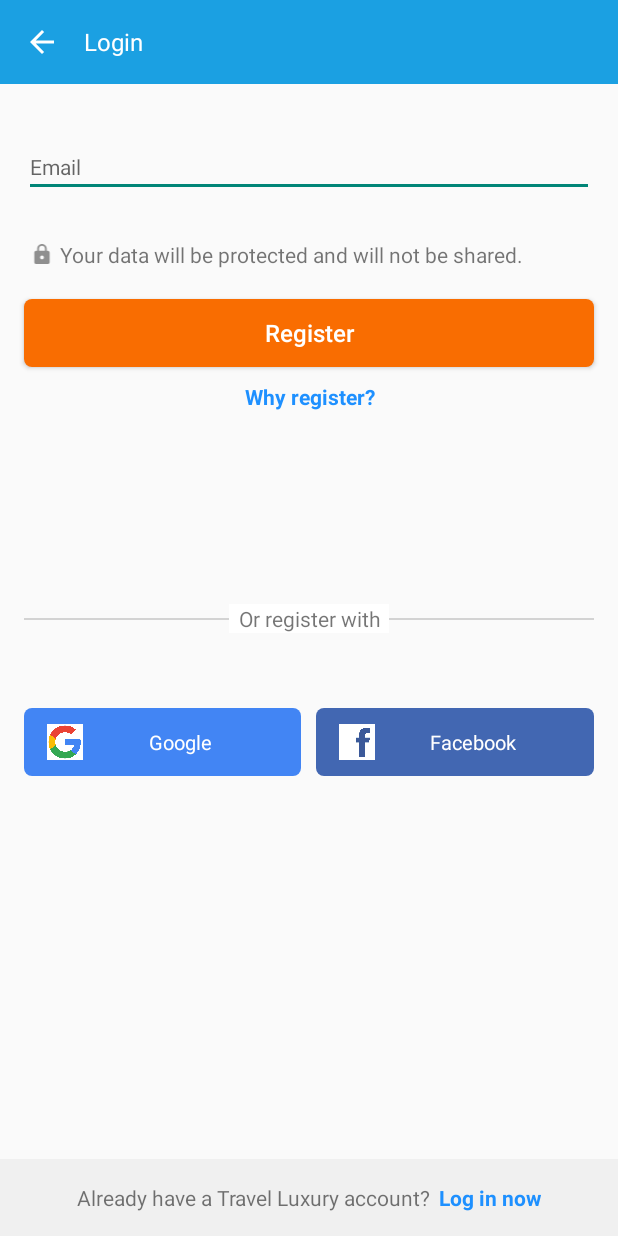
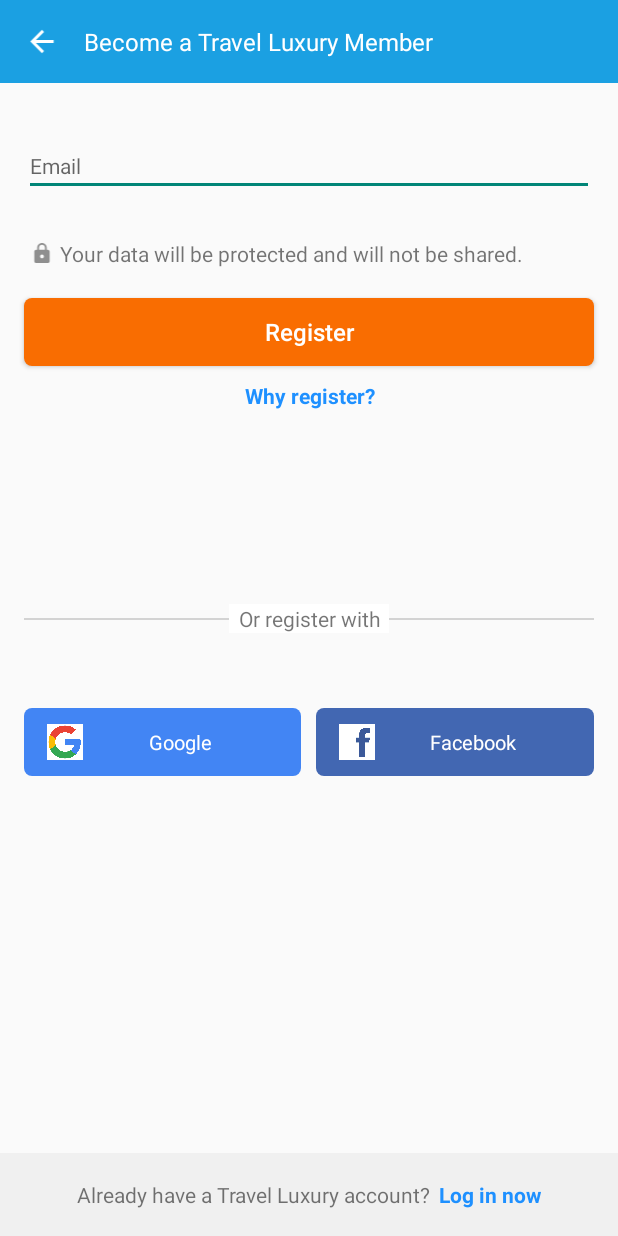
Before and after one commit to thanhsondoan02/Travel-Luxury, an Android app: the RegisterActivity screen opened directly, with no data from a screen before it, on a phone screen of 412 x 824 dp. Run offline under Robolectric (Android 15) with nearby library versions, the phone set to English and light mode, and no system bars.

Commit message:
fix include in layout

```diff
--- a/app/src/main/java/ai/ftech/travelluxury/ActionBarView.kt
+++ /dev/null
@@ -1,34 +0,0 @@
-package ai.ftech.travelluxury
-
-import android.content.Context
-import android.graphics.Color
-import android.util.AttributeSet
-import android.view.LayoutInflater
-import android.widget.FrameLayout
-import android.widget.LinearLayout
-import android.widget.RelativeLayout
-import android.widget.TextView
-import androidx.appcompat.widget.LinearLayoutCompat
-import androidx.constraintlayout.widget.ConstraintLayout
-
-class ActionBarView @JvmOverloads constructor(
-    ctx: Context,
-    attributes: AttributeSet
-) : LinearLayout(ctx, attributes) {
-
-
-    private var title : TextView
-
-    init {
-//        setBackgroundColor(Color.YELLOW)
-        val view = LayoutInflater.from(ctx).inflate(R.layout.login_register_toolbar_layout, this, true)
-
-
-        title = view.findViewById(R.id.tool_bar_title)
-    }
-
-
-    fun setTitle(title: String) {
-        this.title.text = title
-    }
-}
--- a/app/src/main/java/ai/ftech/travelluxury/login/LoginActivity.kt
+++ b/app/src/main/java/ai/ftech/travelluxury/login/LoginActivity.kt
@@ -1,9 +1,11 @@
 package ai.ftech.travelluxury.login
 
+import ai.ftech.travelluxury.view.ActionBarView
 import ai.ftech.travelluxury.main.MainActivity
 import ai.ftech.travelluxury.R
 import ai.ftech.travelluxury.register.RegisterActivity
 import ai.ftech.travelluxury.register.resetErrorTextOnInputTextChange
+import ai.ftech.travelluxury.view.FooterView
 import android.content.Intent
 import androidx.appcompat.app.AppCompatActivity
 import android.os.Bundle
@@ -26,19 +28,31 @@ class LoginActivity : AppCompatActivity(), View.OnClickListener, LoginContract.V
         findViewById<TextView>(R.id.footer_right_text_view).setOnClickListener(this)
 
         // email change -> remove error text
-        resetErrorTextOnInputTextChange(findViewById(R.id.email_edit_text), findViewById(R.id.email_error_text_view))
+        resetErrorTextOnInputTextChange(
+            findViewById(R.id.email_edit_text),
+            findViewById(R.id.email_error_text_view)
+        )
 
         // password change -> remove error text
-        resetErrorTextOnInputTextChange(findViewById(R.id.password_edit_text), findViewById(R.id.password_error_text_view))
+        resetErrorTextOnInputTextChange(
+            findViewById(R.id.password_edit_text),
+            findViewById(R.id.password_error_text_view)
+        )
     }
 
     private fun setUpTextInLayout() {
-//        findViewById<TextView>(R.id.tool_bar_title).text = "Login"
-        findViewById<TextView>(R.id.footer_left_text_view).text = "Don't have a Travel Luxury account?"
-        findViewById<TextView>(R.id.footer_right_text_view).text = "Register now"
+        // action bar
+        findViewById<ActionBarView>(R.id.action_bar).setTitle("Login")
+
+        // footer
+        findViewById<FooterView>(R.id.footer).setLeftTextView("Don't have a Travel Luxury account?")
+        findViewById<FooterView>(R.id.footer).setRightTextView("Register now")
+
+        // error text
         findViewById<TextView>(R.id.email_error_text_view).text = ""
         findViewById<TextView>(R.id.password_error_text_view).text = ""
     }
+
     override fun onClick(p0: View?) {
         when (p0?.id) {
             R.id.button_login -> {
--- a/app/src/main/java/ai/ftech/travelluxury/main/MainActivity.kt
+++ b/app/src/main/java/ai/ftech/travelluxury/main/MainActivity.kt
@@ -1,6 +1,6 @@
 package ai.ftech.travelluxury.main
 
-import ai.ftech.travelluxury.ActionBarView
+import ai.ftech.travelluxury.view.ActionBarView
 import ai.ftech.travelluxury.R
 import androidx.appcompat.app.AppCompatActivity
 import android.os.Bundle
@@ -10,9 +10,7 @@ class MainActivity : AppCompatActivity() {
         super.onCreate(savedInstanceState)
         setContentView(R.layout.main_activity)
 
-
         val actionBarView = findViewById<ActionBarView>(R.id.actionView)
-
 
         actionBarView.setTitle("logout")
     }
--- a/app/src/main/java/ai/ftech/travelluxury/register/RegisterActivity.kt
+++ b/app/src/main/java/ai/ftech/travelluxury/register/RegisterActivity.kt
@@ -1,7 +1,9 @@
 package ai.ftech.travelluxury.register
 
+import ai.ftech.travelluxury.view.ActionBarView
 import ai.ftech.travelluxury.R
 import ai.ftech.travelluxury.login.LoginActivity
+import ai.ftech.travelluxury.view.FooterView
 import android.content.Intent
 import androidx.appcompat.app.AppCompatActivity
 import android.os.Bundle
@@ -38,27 +40,21 @@ class RegisterActivity : AppCompatActivity(), RegisterContract.View, View.OnClic
         findViewById<TextView>(R.id.footer_right_text_view).setOnClickListener(this)
 
         // email change -> remove error text
-        resetErrorTextOnInputTextChange(findViewById(R.id.email_edit_text), findViewById(R.id.email_error_text_view))
+        resetErrorTextOnInputTextChange(
+            findViewById(R.id.email_edit_text),
+            findViewById(R.id.email_error_text_view)
+        )
     }
 
-//    private fun resetErrorTextOnEmailChange() {
-//        findViewById<TextView>(R.id.edit_text_email).addTextChangedListener(object : TextWatcher {
-//            override fun afterTextChanged(s: Editable) {
-//            }
-//
-//            override fun beforeTextChanged(s: CharSequence?, start: Int, count: Int, after: Int) {
-//            }
-//
-//            override fun onTextChanged(s: CharSequence?, start: Int, before: Int, count: Int) {
-//                findViewById<TextView>(R.id.email_error_text_view).text = ""
-//            }
-//        })
-//    }
+    private fun setUpTextInLayout() {
+        // action bar
+        findViewById<ActionBarView>(R.id.action_bar).setTitle("Become a Travel Luxury Member")
 
-    private fun setUpTextInLayout() {
-//        findViewById<TextView>(R.id.tool_bar_title).text = "Become a Travel Luxury Member"
-        findViewById<TextView>(R.id.footer_left_text_view).text = "Already have a Travel Luxury account?"
-        findViewById<TextView>(R.id.footer_right_text_view).text = "Log in now"
+        // footer
+        findViewById<FooterView>(R.id.footer).setLeftTextView("Already have a Travel Luxury account?")
+        findViewById<FooterView>(R.id.footer).setRightTextView("Log in now")
+
+        // error text
         findViewById<TextView>(R.id.email_error_text_view).text = ""
     }
 
--- /dev/null
+++ b/app/src/main/java/ai/ftech/travelluxury/view/ActionBarView.kt
@@ -0,0 +1,30 @@
+package ai.ftech.travelluxury.view
+
+import ai.ftech.travelluxury.R
+import android.content.Context
+import android.util.AttributeSet
+import android.view.LayoutInflater
+import android.view.ViewGroup
+import android.widget.LinearLayout
+import android.widget.RelativeLayout
+import android.widget.TextView
+
+class ActionBarView @JvmOverloads constructor(
+    ctx: Context,
+    attributes: AttributeSet
+) : RelativeLayout(ctx, attributes) {
+
+
+    private val title : TextView
+
+    init {
+        val view = LayoutInflater.from(ctx).inflate(R.layout.action_bar_layout, this, true)
+
+        title = view.findViewById(R.id.action_bar_title)
+    }
+
+
+    fun setTitle(title: String) {
+        this.title.text = title
+    }
+}
--- /dev/null
+++ b/app/src/main/java/ai/ftech/travelluxury/view/FacebookGoogleButtonView.kt
@@ -0,0 +1,17 @@
+package ai.ftech.travelluxury.view
+
+import ai.ftech.travelluxury.R
+import android.content.Context
+import android.util.AttributeSet
+import android.view.LayoutInflater
+import android.widget.LinearLayout
+
+class FacebookGoogleButtonView @JvmOverloads constructor(
+    ctx: Context,
+    attributes: AttributeSet
+) : LinearLayout(ctx, attributes) {
+
+    init {
+        LayoutInflater.from(ctx).inflate(R.layout.facebook_google_button_layout, this, true)
+    }
+}
--- /dev/null
+++ b/app/src/main/java/ai/ftech/travelluxury/view/FooterView.kt
@@ -0,0 +1,33 @@
+package ai.ftech.travelluxury.view
+
+import ai.ftech.travelluxury.R
+import android.content.Context
+import android.util.AttributeSet
+import android.view.LayoutInflater
+import android.widget.LinearLayout
+import android.widget.TextView
+
+class FooterView @JvmOverloads constructor(
+    ctx: Context,
+    attributes: AttributeSet
+) : LinearLayout(ctx, attributes) {
+
+
+    private val leftTextView : TextView
+    private val rightTextView : TextView
+
+    init {
+        val view = LayoutInflater.from(ctx).inflate(R.layout.footer_layout, this, true)
+
+        leftTextView = view.findViewById(R.id.footer_left_text_view)
+        rightTextView = view.findViewById(R.id.footer_right_text_view)
+    }
+
+    fun setLeftTextView(text: String) {
+        leftTextView.text = text
+    }
+
+    fun setRightTextView(text: String) {
+        rightTextView.text = text
+    }
+}
--- /dev/null
+++ b/app/src/main/res/layout/action_bar_layout.xml
@@ -0,0 +1,26 @@
+<?xml version="1.0" encoding="utf-8"?>
+<RelativeLayout xmlns:android="http://schemas.android.com/apk/res/android"
+    android:layout_width="match_parent"
+    android:layout_height="55dp"
+    android:background="@color/main_blue_color"
+    android:padding="16dp">
+
+    <ImageView
+        android:id="@+id/left_icon"
+        android:layout_width="wrap_content"
+        android:layout_height="wrap_content"
+        android:layout_centerVertical="true"
+        android:layout_marginEnd="16dp"
+        android:src="@drawable/ic_baseline_arrow_back_24" />
+
+    <TextView
+        android:id="@+id/action_bar_title"
+        android:layout_width="wrap_content"
+        android:layout_height="wrap_content"
+        android:layout_centerVertical="true"
+        android:layout_toEndOf="@id/left_icon"
+        android:text="@string/action_bar_title"
+        android:textColor="@android:color/white"
+        android:textSize="16sp" />
+
+</RelativeLayout>
--- a/app/src/main/res/layout/facebook_google_button_layout.xml
+++ b/app/src/main/res/layout/facebook_google_button_layout.xml
@@ -1,14 +1,9 @@
-<?xml version="1.0" encoding="utf-8"?>
-<FrameLayout xmlns:android="http://schemas.android.com/apk/res/android"
+<?xml version="1.0" encoding="utf-8"?><!--<FrameLayout xmlns:android="http://schemas.android.com/apk/res/android"-->
+<LinearLayout xmlns:android="http://schemas.android.com/apk/res/android"
     xmlns:app="http://schemas.android.com/apk/res-auto"
     xmlns:tools="http://schemas.android.com/tools"
     android:layout_width="match_parent"
     android:layout_height="45dp"
-    android:paddingHorizontal="16dp">
-
-    <LinearLayout
-        android:layout_width="match_parent"
-        android:layout_height="match_parent"
     android:baselineAligned="false"
     tools:ignore="UselessParent">
 
@@ -74,5 +69,3 @@
 
     </androidx.constraintlayout.widget.ConstraintLayout>
 </LinearLayout>
-
-</FrameLayout>
--- a/app/src/main/res/layout/footer_layout.xml
+++ b/app/src/main/res/layout/footer_layout.xml
@@ -1,14 +1,10 @@
 <?xml version="1.0" encoding="utf-8"?>
-<FrameLayout xmlns:android="http://schemas.android.com/apk/res/android"
+<LinearLayout xmlns:android="http://schemas.android.com/apk/res/android"
     xmlns:app="http://schemas.android.com/apk/res-auto"
     android:layout_width="match_parent"
-    android:layout_height="wrap_content"
-    app:layout_constraintBottom_toBottomOf="parent">
-
-    <androidx.constraintlayout.widget.ConstraintLayout
-        android:layout_width="match_parent"
-        android:layout_height="wrap_content"
+    android:layout_height="55dp"
     android:background="#F0F0F0"
+    android:gravity="center"
     android:padding="16dp">
 
     <LinearLayout
@@ -35,5 +31,4 @@
             android:textStyle="bold" />
     </LinearLayout>
 
-    </androidx.constraintlayout.widget.ConstraintLayout>
-</FrameLayout>
+</LinearLayout>
--- a/app/src/main/res/layout/login_activity.xml
+++ b/app/src/main/res/layout/login_activity.xml
@@ -7,9 +7,11 @@
     android:orientation="vertical"
     tools:context=".login.LoginActivity">
 
-    <include
+    <ai.ftech.travelluxury.view.ActionBarView
         android:id="@+id/action_bar"
-        layout="@layout/login_register_toolbar_layout" />
+        android:layout_width="match_parent"
+        android:layout_height="wrap_content"
+        app:layout_constraintTop_toTopOf="parent" />
 
     <EditText
         android:id="@+id/email_edit_text"
@@ -104,24 +106,21 @@
             app:layout_constraintStart_toStartOf="parent"
             app:layout_constraintTop_toTopOf="parent" />
 
-
     </androidx.constraintlayout.widget.ConstraintLayout>
 
-    <LinearLayout
+    <ai.ftech.travelluxury.view.FacebookGoogleButtonView
+        android:id="@+id/facebook_google_button"
         android:layout_width="match_parent"
         android:layout_height="wrap_content"
         android:layout_marginTop="50dp"
-        app:layout_constraintTop_toBottomOf="@id/center_line">
+        android:paddingHorizontal="16dp"
+        app:layout_constraintTop_toBottomOf="@id/center_line" />
 
-        <include
-            android:id="@+id/facebook_google_button"
-            layout="@layout/facebook_google_button_layout" />
-
-    </LinearLayout>
-
-    <include
+    <ai.ftech.travelluxury.view.FooterView
         android:id="@+id/footer"
-        layout="@layout/footer_layout" />
+        android:layout_width="match_parent"
+        android:layout_height="wrap_content"
+        app:layout_constraintBottom_toBottomOf="parent" />
 
 
 </androidx.constraintlayout.widget.ConstraintLayout>
--- a/app/src/main/res/layout/login_register_toolbar_layout.xml
+++ /dev/null
@@ -1,34 +0,0 @@
-<?xml version="1.0" encoding="utf-8"?>
-<LinearLayout xmlns:android="http://schemas.android.com/apk/res/android"
-    android:layout_width="match_parent"
-    android:layout_height="56dp"
-    android:background="@color/main_blue_color"
-    android:orientation="horizontal">
-
-    <RelativeLayout
-        android:layout_width="match_parent"
-        android:layout_height="wrap_content"
-        android:padding="16dp">
-
-        <ImageView
-            android:id="@+id/left_icon"
-            android:layout_width="wrap_content"
-            android:layout_height="wrap_content"
-            android:layout_centerVertical="true"
-            android:src="@drawable/ic_baseline_arrow_back_24" />
-
-        <TextView
-            android:id="@+id/tool_bar_title"
-            android:layout_width="wrap_content"
-            android:layout_height="wrap_content"
-            android:layout_centerVertical="true"
-            android:layout_marginStart="16dp"
-            android:layout_toEndOf="@id/left_icon"
-            android:text="@string/login"
-            android:textColor="@android:color/white"
-            android:textSize="16sp" />
-
-
-    </RelativeLayout>
-
-</LinearLayout>
--- a/app/src/main/res/layout/main_activity.xml
+++ b/app/src/main/res/layout/main_activity.xml
@@ -7,7 +7,7 @@
     android:orientation="vertical"
     tools:context=".main.MainActivity">
 
-    <ai.ftech.travelluxury.ActionBarView
+    <ai.ftech.travelluxury.view.ActionBarView
         android:id="@+id/actionView"
         app:layout_constraintTop_toTopOf="parent"
         android:layout_width="match_parent"
@@ -20,47 +20,47 @@
 <!--        android:padding="10dp"-->
 <!--        app:layout_constraintTop_toTopOf="parent">-->
 
-    <!--        <LinearLayout-->
-    <!--            android:layout_width="wrap_content"-->
-    <!--            android:layout_height="wrap_content"-->
-    <!--            android:background="@drawable/main_search_shape"-->
-    <!--            android:padding="10dp"-->
-    <!--            app:layout_constraintBottom_toBottomOf="parent"-->
-    <!--            app:layout_constraintEnd_toStartOf="@id/notification_icon"-->
-    <!--            app:layout_constraintStart_toStartOf="parent"-->
-    <!--            app:layout_constraintTop_toTopOf="parent">-->
+<!--            <LinearLayout-->
+<!--                android:layout_width="wrap_content"-->
+<!--                android:layout_height="wrap_content"-->
+<!--                android:background="@drawable/main_search_shape"-->
+<!--                android:padding="10dp"-->
+<!--                app:layout_constraintBottom_toBottomOf="parent"-->
+<!--                app:layout_constraintEnd_toStartOf="@id/notification_icon"-->
+<!--                app:layout_constraintStart_toStartOf="parent"-->
+<!--                app:layout_constraintTop_toTopOf="parent">-->
 
-    <!--            <ImageView-->
-    <!--                android:layout_width="wrap_content"-->
-    <!--                android:layout_height="wrap_content"-->
-    <!--                android:src="@drawable/search_icon" />-->
+<!--                <ImageView-->
+<!--                    android:layout_width="wrap_content"-->
+<!--                    android:layout_height="wrap_content"-->
+<!--                    android:src="@drawable/search_icon" />-->
 
-    <!--            <TextView-->
-    <!--                android:layout_width="wrap_content"-->
-    <!--                android:layout_height="wrap_content"-->
-    <!--                android:text="@string/search_for_items_destinations" />-->
+<!--                <TextView-->
+<!--                    android:layout_width="wrap_content"-->
+<!--                    android:layout_height="wrap_content"-->
+<!--                    android:text="@string/search_for_items_destinations" />-->
 
-    <!--        </LinearLayout>-->
+<!--            </LinearLayout>-->
 
-    <!--        <ImageView-->
-    <!--            android:id="@+id/notification_icon"-->
-    <!--            android:layout_width="24dp"-->
-    <!--            android:layout_height="24dp"-->
-    <!--            android:layout_marginEnd="10dp"-->
-    <!--            android:src="@drawable/notification2_icon"-->
-    <!--            app:layout_constraintBottom_toBottomOf="parent"-->
-    <!--            app:layout_constraintEnd_toStartOf="@id/message_icon"-->
-    <!--            app:layout_constraintTop_toTopOf="parent" />-->
+<!--            <ImageView-->
+<!--                android:id="@+id/notification_icon"-->
+<!--                android:layout_width="24dp"-->
+<!--                android:layout_height="24dp"-->
+<!--                android:layout_marginEnd="10dp"-->
+<!--                android:src="@drawable/notification2_icon"-->
+<!--                app:layout_constraintBottom_toBottomOf="parent"-->
+<!--                app:layout_constraintEnd_toStartOf="@id/message_icon"-->
+<!--                app:layout_constraintTop_toTopOf="parent" />-->
 
-    <!--        <ImageView-->
-    <!--            android:id="@+id/message_icon"-->
-    <!--            android:layout_width="24dp"-->
-    <!--            android:layout_height="24dp"-->
-    <!--            android:src="@drawable/message_icon"-->
-    <!--            app:layout_constraintBottom_toBottomOf="parent"-->
-    <!--            app:layout_constraintEnd_toEndOf="parent"-->
-    <!--            app:layout_constraintTop_toTopOf="parent" />-->
-    <!--    </androidx.constraintlayout.widget.ConstraintLayout>-->
+<!--            <ImageView-->
+<!--                android:id="@+id/message_icon"-->
+<!--                android:layout_width="24dp"-->
+<!--                android:layout_height="24dp"-->
+<!--                android:src="@drawable/message_icon"-->
+<!--                app:layout_constraintBottom_toBottomOf="parent"-->
+<!--                app:layout_constraintEnd_toEndOf="parent"-->
+<!--                app:layout_constraintTop_toTopOf="parent" />-->
+<!--        </androidx.constraintlayout.widget.ConstraintLayout>-->
 
     <LinearLayout
         android:layout_width="match_parent"
--- a/app/src/main/res/layout/register_activity.xml
+++ b/app/src/main/res/layout/register_activity.xml
@@ -6,9 +6,11 @@
     android:layout_height="match_parent"
     tools:context=".register.RegisterActivity">
 
-    <include
+    <ai.ftech.travelluxury.view.ActionBarView
         android:id="@+id/action_bar"
-        layout="@layout/login_register_toolbar_layout" />
+        android:layout_width="match_parent"
+        android:layout_height="wrap_content"
+        app:layout_constraintTop_toTopOf="parent" />
 
     <EditText
         android:id="@+id/email_edit_text"
@@ -115,20 +117,18 @@
 
     </androidx.constraintlayout.widget.ConstraintLayout>
 
-    <LinearLayout
+    <ai.ftech.travelluxury.view.FacebookGoogleButtonView
+        android:id="@+id/facebook_google_button"
         android:layout_width="match_parent"
         android:layout_height="wrap_content"
         android:layout_marginTop="50dp"
-        app:layout_constraintTop_toBottomOf="@id/center_line">
+        android:paddingHorizontal="16dp"
+        app:layout_constraintTop_toBottomOf="@id/center_line" />
 
-        <include
-            android:id="@+id/facebook_google_button"
-            layout="@layout/facebook_google_button_layout" />
-
-    </LinearLayout>
-
-    <include
+    <ai.ftech.travelluxury.view.FooterView
         android:id="@+id/footer"
-        layout="@layout/footer_layout" />
+        android:layout_width="match_parent"
+        android:layout_height="wrap_content"
+        app:layout_constraintBottom_toBottomOf="parent" />
 
 </androidx.constraintlayout.widget.ConstraintLayout>
--- a/app/src/main/res/values/strings.xml
+++ b/app/src/main/res/values/strings.xml
@@ -27,4 +27,5 @@
     <string name="saved">Saved</string>
     <string name="my_account">My account</string>
     <string name="search_for_items_destinations">Search for items, destinations...</string>
+    <string name="action_bar_title">Action bar title</string>
 </resources>
```
Also changed, not shown: app/src/main/AndroidManifest.xml (+4 -4 lines). Lines whose indentation alone changed are shown as unchanged.
